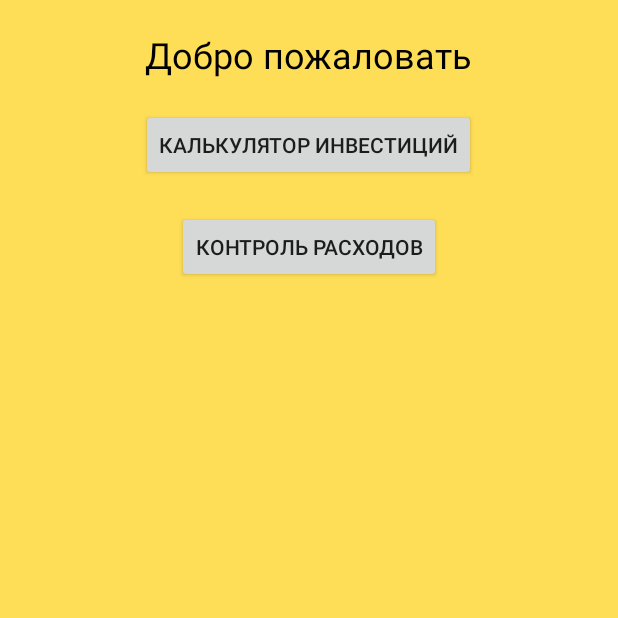
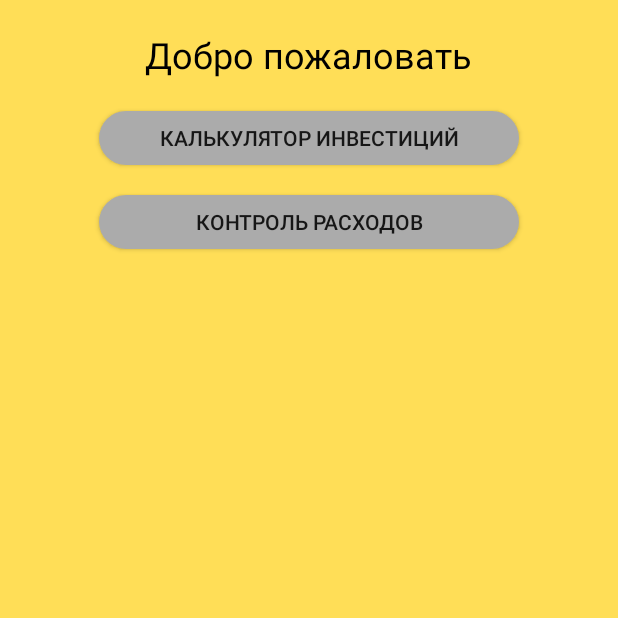
Before and after one commit to andLari/FinanciesControl-v0-0-1, an Android app: the screen it shows after launch (MainActivity), on a phone screen of 412 x 824 dp, the top half of it. Run offline under Robolectric (Android 15) with nearby library versions, the phone set to English and light mode, and no system bars.

Commit message:
исправил кнопки, добавил скругления по краям. Добавил стандартный счет, который по умолчанию 0, и записан в базе данных, добавил изменение начального счета в базу данных. Добавил методы, при котором если добавлять расход или доход, то значение счета либо прибавляется, либо вычитается.

```diff
--- a/app/src/main/java/com/example/financiescontrolbyandlari/InvestmentCalculatorActivity.java
+++ b/app/src/main/java/com/example/financiescontrolbyandlari/InvestmentCalculatorActivity.java
@@ -47,7 +47,7 @@ public class InvestmentCalculatorActivity extends AppCompatActivity {
             String formattedAmount = formatAmountInRubles(amount);
 
             // Выводим результат в TextView
-            String resultText = String.format("Внесенная сумма: %s\nПроцентная ставка: %.2f%%\nПрибыль: %.2f", formattedAmount, interestRate, profit);
+            String resultText = String.format("Внесенная сумма: %s\nПроцентная ставка: %.2f%%\nПрибыль: %.2f ₽", formattedAmount, interestRate, profit);
             resultTextView.setText(resultText);
         } catch (NumberFormatException e) {
             // Выводим сообщение об ошибке с использованием Toast
--- /dev/null
+++ b/app/src/main/res/drawable/buttonshape.xml
@@ -0,0 +1,11 @@
+<?xml version="1.0" encoding="utf-8"?>
+<shape xmlns:android="http://schemas.android.com/apk/res/android" >
+ <solid android:color="#ABABAB"/>
+    <corners
+
+        android:topLeftRadius="45dp"
+        android:topRightRadius="45dp"
+        android:bottomLeftRadius="45dp"
+        android:bottomRightRadius="45dp"
+        />
+</shape>
--- a/app/src/main/res/layout/activity_investment_calculator.xml
+++ b/app/src/main/res/layout/activity_investment_calculator.xml
@@ -76,9 +76,10 @@
 
     <Button
         android:id="@+id/calculateButton"
-        android:layout_width="0dp"
-        android:layout_height="wrap_content"
+        android:layout_width="280dp"
+        android:layout_height="36dp"
         android:text="Рассчитать"
+        android:background="@drawable/buttonshape"
         app:layout_constraintTop_toBottomOf="@id/termUnitSpinner"
         app:layout_constraintStart_toStartOf="parent"
         app:layout_constraintEnd_toEndOf="parent"
--- a/app/src/main/res/layout/activity_main.xml
+++ b/app/src/main/res/layout/activity_main.xml
@@ -18,21 +18,23 @@
 
     <Button
         android:id="@+id/investmentCalculatorButton"
-        android:layout_width="wrap_content"
-        android:layout_height="wrap_content"
-        android:text="Калькулятор Инвестиций"
+        android:layout_width="280dp"
+        android:layout_height="36dp"
         android:layout_below="@id/welcomeText"
         android:layout_centerHorizontal="true"
-        android:layout_marginTop="20dp"
-        android:onClick="openInvestmentCalculator" />
+        android:layout_marginTop="21dp"
+        android:background="@drawable/buttonshape"
+        android:onClick="openInvestmentCalculator"
+        android:text="Калькулятор Инвестиций" />
 
     <Button
         android:id="@+id/budgetAnalysisButton"
-        android:layout_width="wrap_content"
-        android:layout_height="wrap_content"
-        android:text="Контроль Расходов"
+        android:layout_width="280dp"
+        android:layout_height="36dp"
         android:layout_below="@id/investmentCalculatorButton"
         android:layout_centerHorizontal="true"
         android:layout_marginTop="20dp"
-        android:onClick="openBudgetAnalysis" />
+        android:background="@drawable/buttonshape"
+        android:onClick="openBudgetAnalysis"
+        android:text="Контроль Расходов" />
 </RelativeLayout>
```
Also changed, not shown: app/src/main/java/com/example/financiescontrolbyandlari/BudgetAnalysisActivity.java (+64 -5 lines), app/src/main/java/com/example/financiescontrolbyandlari/DatabaseHelper.java (+122 -7 lines), app/src/main/java/com/example/financiescontrolbyandlari/TransactionsActivity.java (+37 -11 lines), app/src/main/res/layout/activity_budget_analysis.xml (+15 -12 lines), app/src/main/res/layout/activity_transactions.xml (+20 -14 lines).
